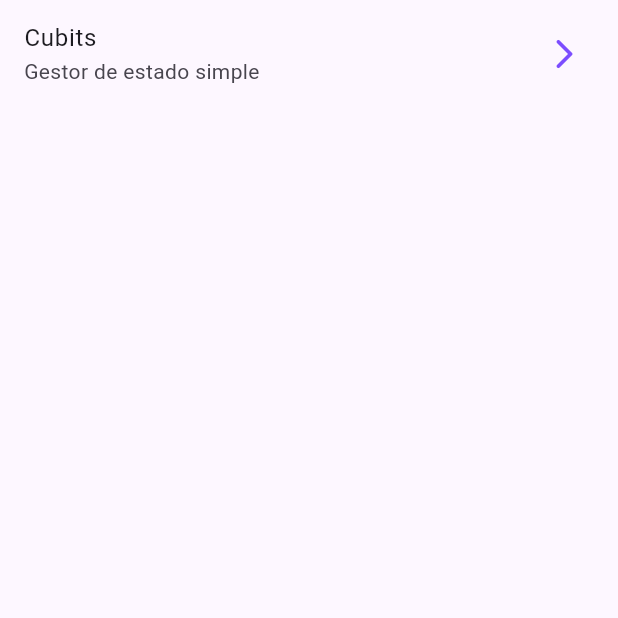
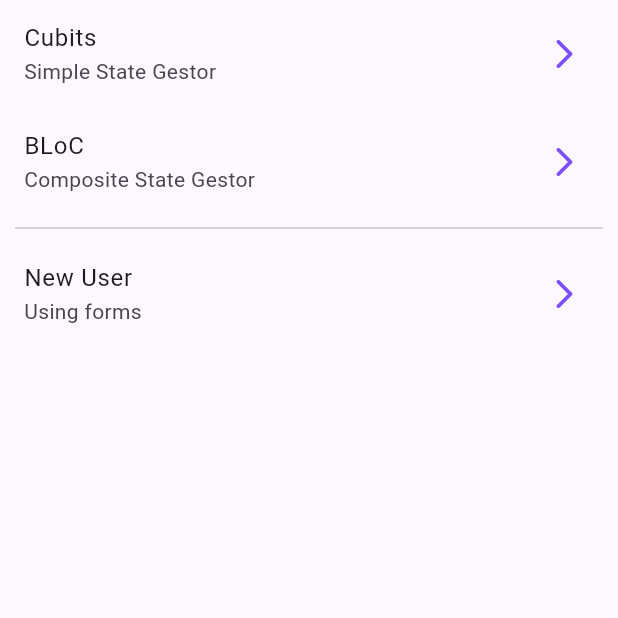
Before and after one commit to Thealexander/forms_cubit_flutter, a Flutter app: the screen it shows after launch, on a phone screen of 412 x 824 dp, the top half of it. Run offline on Flutter 3.47's test engine with Material 3 defaults, Android fonts, the phone set to English and light mode, and no system bars; our stand-ins replace bloc, equatable, flutter_bloc, formz, go_router.

Commit message:
utilizacion de forms

```diff
--- /dev/null
+++ b/lib/config/infraestructure/inputs/inputs.dart
@@ -0,0 +1,3 @@
+export 'email.dart';
+export 'password.dart';
+export 'username.dart';
--- a/lib/config/router/app_router.dart
+++ b/lib/config/router/app_router.dart
@@ -14,4 +14,8 @@ final appRouter = GoRouter(routes: [
     path: '/counter-bloc',
     builder: (context, state) => const BlocCounterScreen(),
   ),
+  GoRoute(
+    path: '/new-user',
+    builder: (context, state) => const RegisterScreen(),
+  ),
 ]);
--- /dev/null
+++ b/lib/presentation/blocs/register/register_cubit.dart
@@ -0,0 +1,46 @@
+import 'package:bloc/bloc.dart';
+import 'package:equatable/equatable.dart';
+import 'package:forms/config/infraestructure/inputs/inputs.dart';
+import 'package:formz/formz.dart';
+
+part 'register_state.dart';
+
+class RegisterCubit extends Cubit<RegisterFormState> {
+  RegisterCubit() : super(const RegisterFormState());
+
+  void onSubmit() {
+    emit(state.copyWith(
+        formStatus: FormStatus.validating,
+        username: Username.dirty(state.username.value),
+        password: Password.dirty(state.password.value),
+        email: Email.dirty(state.email.value),
+        isValid: Formz.validate([
+          state.username,
+          state.password,
+          // TODO: state.email
+        ])));
+
+    print('Cubit Submit: $state');
+  }
+
+  void usernameChanged(String value) {
+    final username = Username.dirty(value);
+    emit(state.copyWith(
+        username: username,
+        isValid: Formz.validate([username, state.password, state.email])));
+  }
+
+  void emailChanged(String value) {
+    final email = Email.dirty(value);
+    emit(state.copyWith(
+        email: email,
+        isValid: Formz.validate([email, state.password, state.username])));
+  }
+
+  void passwordChanged(String value) {
+    final password = Password.dirty(value);
+    emit(state.copyWith(
+        password: password,
+        isValid: Formz.validate([password, state.username, state.email])));
+  }
+}
--- a/lib/presentation/screens/home_screen.dart
+++ b/lib/presentation/screens/home_screen.dart
@@ -11,11 +11,28 @@ class HomeScreen extends StatelessWidget {
         children: [
           ListTile(
             title: const Text('Cubits'),
-          subtitle: const Text('Gestor de estado simple'),
+            subtitle: const Text('Simple State Gestor'),
             trailing: const Icon(Icons.arrow_forward_ios_rounded),
             onTap: () => context.push('/cubits'),
-        )
+          ),
+          ListTile(
+            title: const Text('BLoC'),
+            subtitle: const Text('Composite State Gestor'),
+            trailing: const Icon(Icons.arrow_forward_ios_rounded),
+            onTap: () => context.push('/counter-bloc'),
+          ),
+          const Padding(
+            padding: EdgeInsets.symmetric(horizontal: 10),
+            child: Divider(),
+          ),
+          ListTile(
+            title: const Text('New User'),
+            subtitle: const Text('Using forms'),
+            trailing: const Icon(Icons.arrow_forward_ios_rounded),
+            onTap: () => context.push('/new-user'),
+          ),
         ],
-    ));
+      ),
+    );
   }
 }
--- a/lib/presentation/screens/screens.dart
+++ b/lib/presentation/screens/screens.dart
@@ -1,3 +1,4 @@
 export 'home_screen.dart';
 export 'cubit_counter_screen.dart';
 export 'bloc_counter_screen.dart';
+export 'register_screen.dart';
--- /dev/null
+++ b/lib/presentation/widgets/widgets.dart
@@ -0,0 +1 @@
+export 'inputs/custom_text_form_field.dart';
--- a/pubspec.yaml
+++ b/pubspec.yaml
@@ -11,6 +11,7 @@ dependencies:
   flutter:
     sdk: flutter
   flutter_bloc: ^8.1.5
+  formz: ^0.7.0
   go_router: ^13.2.4
 
 dev_dependencies:
```
Also changed, not shown: lib/config/infraestructure/inputs/email.dart (added, +36 -0 lines), lib/config/infraestructure/inputs/password.dart (added, +31 -0 lines), lib/config/infraestructure/inputs/username.dart (added, +31 -0 lines), lib/presentation/blocs/register/register_state.dart (added, +37 -0 lines), lib/presentation/screens/register_screen.dart (added, +87 -0 lines), lib/presentation/widgets/inputs/custom_text_form_field.dart (added, +51 -0 lines), pubspec.lock. Lines whose indentation alone changed are shown as unchanged.
